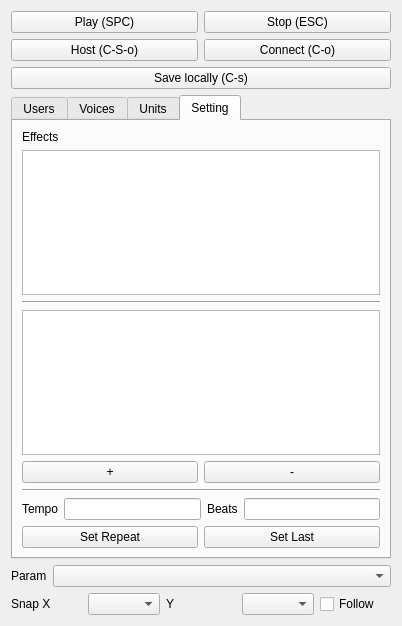
Above: src/editor/sidemenu/SideMenu.ui from yuxshao/ptcollab before the change. Below: the same form after it.
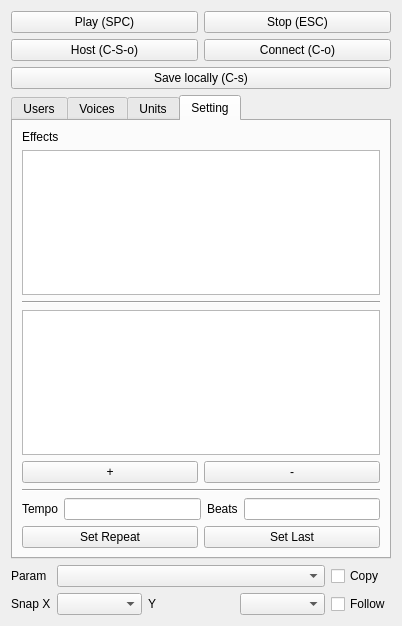
That is the form after the change. Icons and pictures are not drawn.

Commit message: copy param selection

```diff
--- a/src/editor/sidemenu/SideMenu.ui
+++ b/src/editor/sidemenu/SideMenu.ui
@@ -344,8 +344,40 @@
     </widget>
    </item>
    <item>
-    <layout class="QHBoxLayout" name="horizontalLayout">
-     <item>
+    <layout class="QGridLayout" name="gridLayout">
+     <item row="1" column="1">
+      <layout class="QHBoxLayout" name="horizontalLayout_11">
+       <item>
+        <widget class="QComboBox" name="quantX">
+         <property name="focusPolicy">
+          <enum>Qt::NoFocus</enum>
+         </property>
+        </widget>
+       </item>
+       <item>
+        <widget class="QLabel" name="label_3">
+         <property name="text">
+          <string>Y</string>
+         </property>
+        </widget>
+       </item>
+       <item>
+        <widget class="QComboBox" name="quantY">
+         <property name="focusPolicy">
+          <enum>Qt::NoFocus</enum>
+         </property>
+        </widget>
+       </item>
+      </layout>
+     </item>
+     <item row="0" column="2">
+      <widget class="QCheckBox" name="copyCheckbox">
+       <property name="text">
+        <string>Copy</string>
+       </property>
+      </widget>
+     </item>
+     <item row="0" column="0">
       <widget class="QLabel" name="label_5">
        <property name="sizePolicy">
         <sizepolicy hsizetype="Minimum" vsizetype="Preferred">
@@ -358,7 +390,7 @@
        </property>
       </widget>
      </item>
-     <item>
+     <item row="0" column="1">
       <widget class="QComboBox" name="paramSelection">
        <property name="sizePolicy">
         <sizepolicy hsizetype="MinimumExpanding" vsizetype="Fixed">
@@ -371,11 +403,7 @@
        </property>
       </widget>
      </item>
-    </layout>
-   </item>
-   <item>
-    <layout class="QHBoxLayout" name="horizontalLayout_3">
-     <item>
+     <item row="1" column="0">
       <widget class="QLabel" name="label_2">
        <property name="sizePolicy">
         <sizepolicy hsizetype="Minimum" vsizetype="Preferred">
@@ -388,28 +416,7 @@
        </property>
       </widget>
      </item>
-     <item>
-      <widget class="QComboBox" name="quantX">
-       <property name="focusPolicy">
-        <enum>Qt::NoFocus</enum>
-       </property>
-      </widget>
-     </item>
-     <item>
-      <widget class="QLabel" name="label_3">
-       <property name="text">
-        <string>Y</string>
-       </property>
-      </widget>
-     </item>
-     <item>
-      <widget class="QComboBox" name="quantY">
-       <property name="focusPolicy">
-        <enum>Qt::NoFocus</enum>
-       </property>
-      </widget>
-     </item>
-     <item>
+     <item row="1" column="2">
       <widget class="QCheckBox" name="followCheckbox">
        <property name="text">
         <string>Follow</string>
```
Left out of the diff: 3 changed lines with no effect on the pictures. The commit also changes 13 other files.
